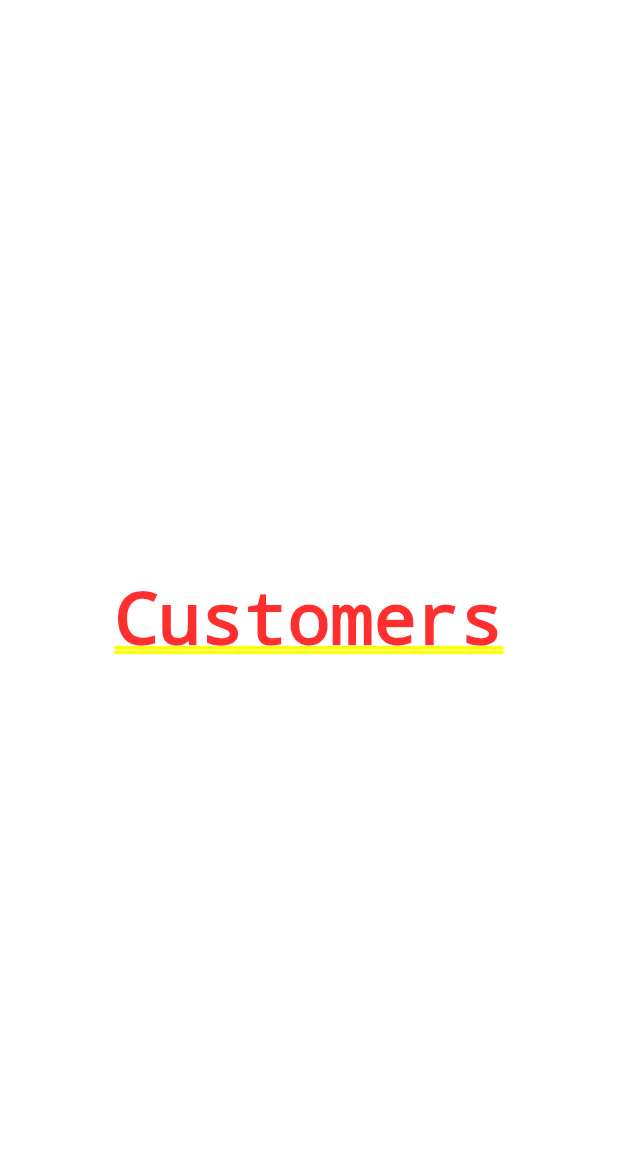
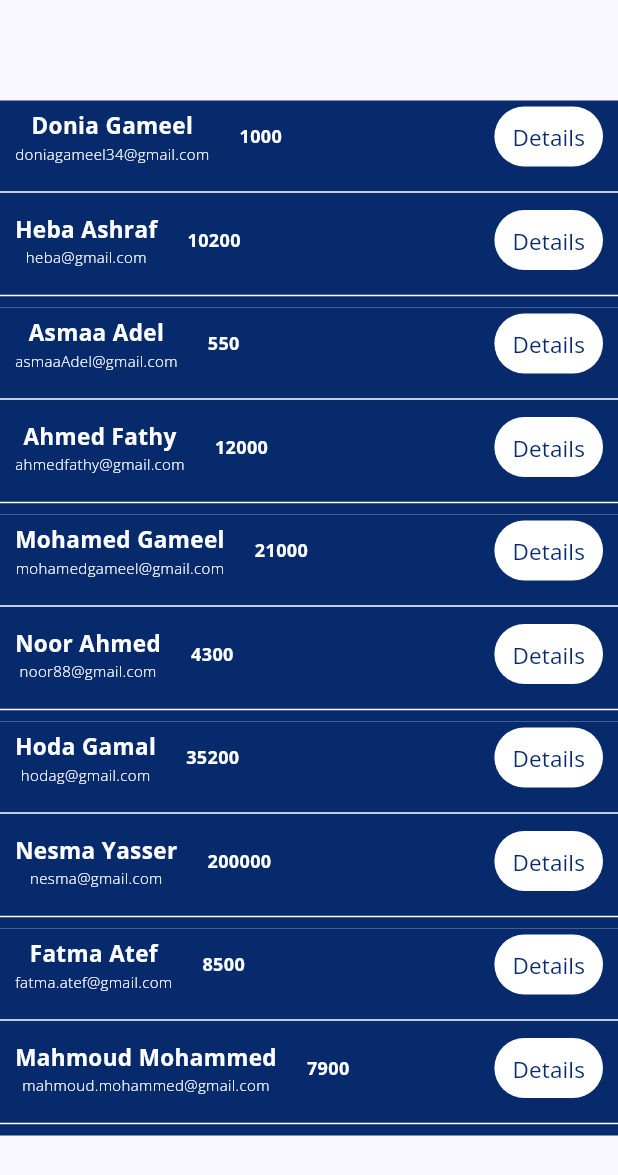
Before and after one commit to DoniaGameel/sparks_banking_system, a Flutter app: the Home screen opened directly, after a tap on "View All Customers", on a phone screen of 412 x 824 dp. Shown: the top 1175 px of the screen. Run offline on Flutter 3.47's test engine with Material 2 defaults, Android fonts, the phone set to English and light mode, and no system bars.

Commit message:
Users screen

```diff
--- /dev/null
+++ b/banking_app/lib/controllers/users_screen_controller.dart
@@ -0,0 +1,20 @@
+import 'package:flutter/material.dart';
+
+import '../models/user_data.dart';
+import '../views/widgets/user_card.dart';
+
+class UserViewController with ChangeNotifier {
+  ///Returns List of widgets to cusers data
+  List<dynamic> fillUserData() {
+    List<UserCard> userData = [];
+    for (int i = 0; i < usersData.length; i++) {
+      userData.add(UserCard(
+        name: usersData[i].name,
+        email: usersData[i].email,
+        balance: usersData[i].balance,
+      ));
+    }
+
+    return userData;
+  }
+}
--- a/banking_app/lib/main.dart
+++ b/banking_app/lib/main.dart
@@ -1,6 +1,8 @@
 import 'package:banking_app/views/screens/home.dart';
 import 'package:flutter/material.dart';
+import 'package:provider/provider.dart';
 
+import 'controllers/users_screen_controller.dart';
 import 'views/screens/view_customers.dart';
 import 'views/screens/view_transactions.dart';
 
@@ -14,7 +16,14 @@ class MyApp extends StatelessWidget {
   // This widget is the root of your application.
   @override
   Widget build(BuildContext context) {
-    return MaterialApp(
+    return MultiProvider(
+      providers: [
+        ChangeNotifierProvider(
+          create: ((context) => UserViewController()),
+        ),
+      ],
+      child: MaterialApp(
+        debugShowCheckedModeBanner: false,
         title: 'Sparks Bank',
         theme: ThemeData(
           primaryColor: const Color.fromARGB(
@@ -35,11 +44,12 @@ class MyApp extends StatelessWidget {
           useMaterial3: true,
           brightness: Brightness.light,
         ),
-      home: const Home(),
+        home: const ViewCutomers(),
         routes: {
           ViewCutomers.routeName: (ctx) => const ViewCutomers(),
           ViewTransactions.routeName: (ctx) => const ViewTransactions(),
         },
+      ),
     );
   }
 }
--- a/banking_app/lib/models/user_data.dart
+++ b/banking_app/lib/models/user_data.dart
@@ -3,11 +3,62 @@ class User {
   final String email;
   final int balance;
 
-  User(
-    this.name,
-    this.email,
-    this.balance,
-  );
+  User({
+    required this.name,
+    required this.email,
+    required this.balance,
+  });
 }
 
-List<User> usersData = [];
+List<User> usersData = [
+  User(
+    name: 'Donia Gameel',
+    email: 'doniagameel34@gmail.com',
+    balance: 1000,
+  ),
+  User(
+    name: 'Heba Ashraf',
+    email: 'heba@gmail.com',
+    balance: 10200,
+  ),
+  User(
+    name: 'Asmaa Adel',
+    email: 'asmaaAdel@gmail.com',
+    balance: 550,
+  ),
+  User(
+    name: 'Ahmed Fathy',
+    email: 'ahmedfathy@gmail.com',
+    balance: 12000,
+  ),
+  User(
+    name: 'Mohamed Gameel',
+    email: 'mohamedgameel@gmail.com',
+    balance: 21000,
+  ),
+  User(
+    name: 'Noor Ahmed',
+    email: 'noor88@gmail.com',
+    balance: 4300,
+  ),
+  User(
+    name: 'Hoda Gamal',
+    email: 'hodag@gmail.com',
+    balance: 35200,
+  ),
+  User(
+    name: 'Nesma Yasser',
+    email: 'nesma@gmail.com',
+    balance: 200000,
+  ),
+  User(
+    name: 'Fatma Atef',
+    email: 'fatma.atef@gmail.com',
+    balance: 8500,
+  ),
+  User(
+    name: 'Mahmoud Mohammed',
+    email: 'mahmoud.mohammed@gmail.com',
+    balance: 7900,
+  ),
+];
--- a/banking_app/lib/views/screens/home.dart
+++ b/banking_app/lib/views/screens/home.dart
@@ -1,3 +1,4 @@
+//import 'package:banking_app/views/screens/view_customers.dart';
 import 'package:banking_app/views/screens/view_customers.dart';
 import 'package:banking_app/views/screens/view_transactions.dart';
 import 'package:flutter/material.dart';
@@ -7,8 +8,13 @@ class Home extends StatelessWidget {
 
   @override
   Widget build(BuildContext context) {
-    return Column(
+    return Scaffold(
+      appBar: null,
+      body: SafeArea(
+        child: Center(
+          child: Column(
             mainAxisAlignment: MainAxisAlignment.end,
+            crossAxisAlignment: CrossAxisAlignment.center,
             children: [
               TextButton(
                 onPressed: () {
@@ -38,6 +44,7 @@ class Home extends StatelessWidget {
                     "View All Customers",
                     style: TextStyle(
                       fontSize: 20,
+                      fontWeight: FontWeight.bold,
                       color: Colors.white,
                     ),
                   ),
@@ -74,6 +81,7 @@ class Home extends StatelessWidget {
                     "View All Transactions",
                     style: TextStyle(
                       fontSize: 20,
+                      fontWeight: FontWeight.bold,
                       color: Colors.white,
                     ),
                   ),
@@ -83,6 +91,9 @@ class Home extends StatelessWidget {
                 height: 20,
               ),
             ],
+          ),
+        ),
+      ),
     );
   }
 }
--- a/banking_app/lib/views/screens/view_customers.dart
+++ b/banking_app/lib/views/screens/view_customers.dart
@@ -1,4 +1,8 @@
 import 'package:flutter/material.dart';
+
+import 'package:provider/provider.dart';
+
+import '../../controllers/users_screen_controller.dart';
 
 class ViewCutomers extends StatelessWidget {
   const ViewCutomers({super.key});
@@ -6,8 +10,17 @@ class ViewCutomers extends StatelessWidget {
 
   @override
   Widget build(BuildContext context) {
-    return const Center(
-      child: Text("Customers"),
+    return Scaffold(
+      body: Center(
+        child: Center(
+          child: ListView(
+            shrinkWrap: true,
+            children: [
+              ...Provider.of<UserViewController>(context).fillUserData(),
+            ],
+          ),
+        ),
+      ),
     );
   }
 }
--- a/banking_app/lib/views/widgets/user_card.dart
+++ b/banking_app/lib/views/widgets/user_card.dart
@@ -1,10 +1,92 @@
 import 'package:flutter/material.dart';
 
 class UserCard extends StatelessWidget {
-  const UserCard({super.key});
-
+  const UserCard({
+    super.key,
+    required this.balance,
+    required this.name,
+    required this.email,
+  });
+  static const routeName = '/UserCard';
+  final int balance;
+  final String name;
+  final String email;
   @override
   Widget build(BuildContext context) {
-    return Container();
+    return Container(
+      color: Theme.of(context).primaryColor,
+      child: Column(
+        children: [
+          Row(
+            children: [
+              const SizedBox(
+                width: 10,
+              ),
+              Column(
+                children: [
+                  Text(
+                    name,
+                    style: const TextStyle(
+                      color: Colors.white,
+                      fontSize: 15,
+                      fontWeight: FontWeight.bold,
+                    ),
+                  ),
+                  const SizedBox(
+                    height: 2,
+                  ),
+                  Text(
+                    email,
+                    style: const TextStyle(
+                      color: Colors.white,
+                      fontSize: 10,
+                      fontWeight: FontWeight.w200,
+                    ),
+                  ),
+                ],
+              ),
+              const SizedBox(
+                width: 20,
+              ),
+              Text(
+                balance.toString(),
+                style: const TextStyle(
+                  color: Colors.white,
+                  fontSize: 12,
+                  fontWeight: FontWeight.bold,
+                ),
+              ),
+              const Spacer(),
+              TextButton(
+                onPressed: () {},
+                style: ButtonStyle(
+                  backgroundColor: MaterialStateProperty.resolveWith<Color?>(
+                    (Set<MaterialState> states) {
+                      return Colors.white;
+                    },
+                  ),
+                ),
+                child: Text(
+                  "Details",
+                  style: TextStyle(
+                    fontSize: 15,
+                    color: Theme.of(context).primaryColor,
+                  ),
+                ),
+              ),
+              const SizedBox(
+                width: 10,
+              )
+            ],
+          ),
+          const SizedBox(
+            height: 5,
+          ),
+          const Divider(
+            color: Colors.white,
+          )
+        ],
+      ),
+    );
   }
 }
--- a/banking_app/pubspec.yaml
+++ b/banking_app/pubspec.yaml
@@ -33,6 +33,7 @@ dependencies:
   linter:
   dartdoc:
   google_fonts:
+  provider:
 
   # The following adds the Cupertino Icons font to your application.
   # Use with the CupertinoIcons class for iOS style icons.
```
Also changed, not shown: banking_app/pubspec.lock. Lines whose indentation alone changed are shown as unchanged.
